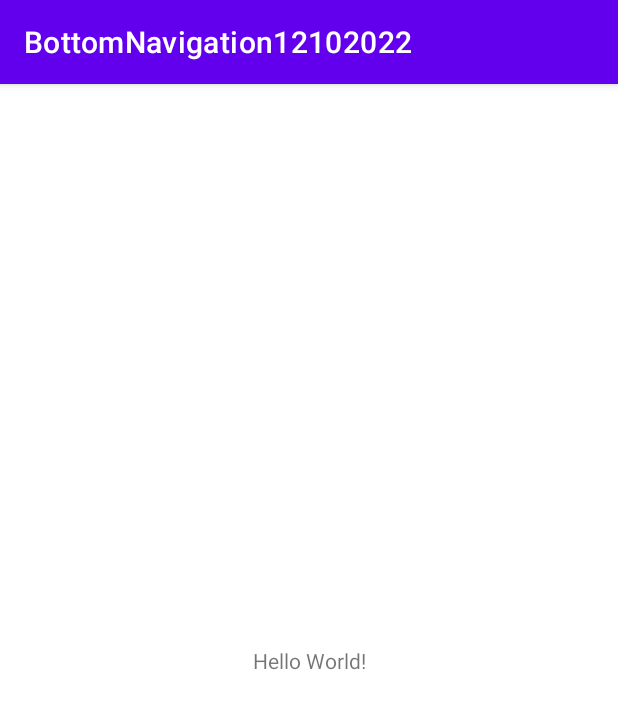
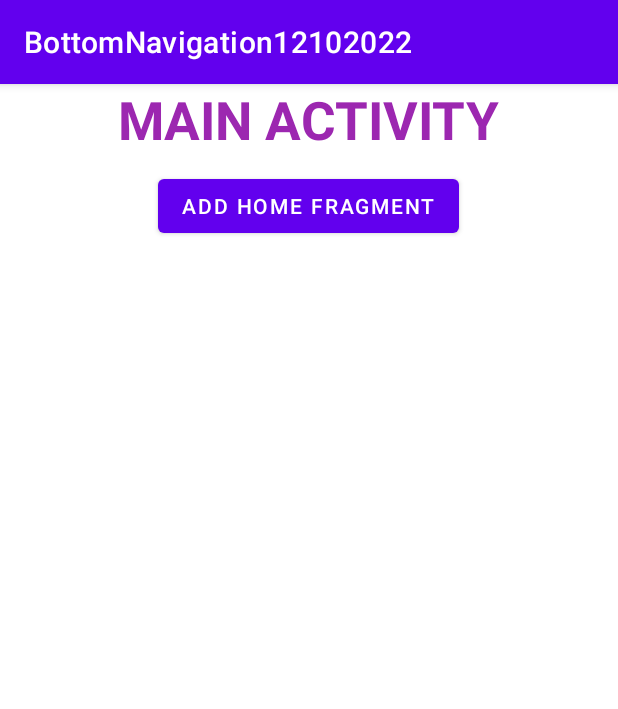
Before and after one commit to phamtanphat/BottomNavigation12102022, an Android app: the screen it shows after launch (MainActivity), on a phone screen of 412 x 824 dp. Shown: the top 709 px of the screen. Run offline under Robolectric (Android 15) with nearby library versions, the phone set to English and light mode, and no system bars.

Commit message:
bundle send data

```diff
--- a/app/build.gradle
+++ b/app/build.gradle
@@ -30,7 +30,7 @@ android {
 
 dependencies {
 
-    implementation 'androidx.appcompat:appcompat:1.6.1'
+    implementation 'androidx.appcompat:appcompat:1.5.0'
     implementation 'com.google.android.material:material:1.8.0'
     implementation 'androidx.constraintlayout:constraintlayout:2.1.4'
     testImplementation 'junit:junit:4.13.2'
--- a/app/src/main/java/com/example/bottomnavigation12102022/HomeFragment.java
+++ b/app/src/main/java/com/example/bottomnavigation12102022/HomeFragment.java
@@ -2,6 +2,8 @@ package com.example.bottomnavigation12102022;
 
 import android.os.Bundle;
 
+import androidx.annotation.NonNull;
+import androidx.annotation.Nullable;
 import androidx.fragment.app.Fragment;
 
 import android.view.LayoutInflater;
@@ -19,4 +21,12 @@ public class HomeFragment extends Fragment {
         ratingBar = view.findViewById(R.id.rating_bar_home);
         return view;
     }
+
+    @Override
+    public void onViewCreated(@NonNull View view, @Nullable Bundle savedInstanceState) {
+        super.onViewCreated(view, savedInstanceState);
+
+        Float numberStar = getArguments().getFloat("rating");
+        ratingBar.setRating(numberStar);
+    }
 }
--- a/app/src/main/java/com/example/bottomnavigation12102022/MainActivity.java
+++ b/app/src/main/java/com/example/bottomnavigation12102022/MainActivity.java
@@ -1,14 +1,35 @@
 package com.example.bottomnavigation12102022;
 
 import androidx.appcompat.app.AppCompatActivity;
+import androidx.fragment.app.FragmentManager;
+import androidx.fragment.app.FragmentTransaction;
 
 import android.os.Bundle;
+import android.view.View;
+import android.widget.Button;
 
 public class MainActivity extends AppCompatActivity {
 
+    Button btnAddHomeFragment;
+    FragmentManager fragmentManager;
     @Override
     protected void onCreate(Bundle savedInstanceState) {
         super.onCreate(savedInstanceState);
         setContentView(R.layout.activity_main);
+
+        btnAddHomeFragment = findViewById(R.id.button_add_home_fragment);
+
+        fragmentManager = getSupportFragmentManager();
+
+        btnAddHomeFragment.setOnClickListener(new View.OnClickListener() {
+            @Override
+            public void onClick(View view) {
+                FragmentTransaction fragmentTransaction = fragmentManager.beginTransaction();
+                Bundle bundle = new Bundle();
+                bundle.putFloat("rating", 2.5f);
+                fragmentTransaction.add(R.id.linear_container, HomeFragment.class, bundle);
+                fragmentTransaction.commit();
+            }
+        });
     }
 }
--- a/app/src/main/res/layout/activity_main.xml
+++ b/app/src/main/res/layout/activity_main.xml
@@ -1,18 +1,34 @@
 <?xml version="1.0" encoding="utf-8"?>
-<androidx.constraintlayout.widget.ConstraintLayout xmlns:android="http://schemas.android.com/apk/res/android"
+<LinearLayout xmlns:android="http://schemas.android.com/apk/res/android"
     xmlns:app="http://schemas.android.com/apk/res-auto"
     xmlns:tools="http://schemas.android.com/tools"
     android:layout_width="match_parent"
     android:layout_height="match_parent"
+    android:orientation="vertical"
     tools:context=".MainActivity">
 
     <TextView
+        android:layout_gravity="center"
+        android:textStyle="bold"
+        android:textColor="#9C27B0"
+        android:textAllCaps="true"
+        android:textSize="35sp"
         android:layout_width="wrap_content"
         android:layout_height="wrap_content"
-        android:text="Hello World!"
-        app:layout_constraintBottom_toBottomOf="parent"
-        app:layout_constraintEnd_toEndOf="parent"
-        app:layout_constraintStart_toStartOf="parent"
-        app:layout_constraintTop_toTopOf="parent" />
+        android:text="Main Activity"/>
 
-</androidx.constraintlayout.widget.ConstraintLayout>
+    <Button
+        android:layout_marginTop="10dp"
+        android:layout_gravity="center"
+        android:text="Add Home Fragment"
+        android:id="@+id/button_add_home_fragment"
+        android:layout_width="wrap_content"
+        android:layout_height="wrap_content"/>
+
+    <LinearLayout
+        android:layout_marginTop="10dp"
+        android:orientation="vertical"
+        android:id="@+id/linear_container"
+        android:layout_width="match_parent"
+        android:layout_height="wrap_content"/>
+</LinearLayout>
```
